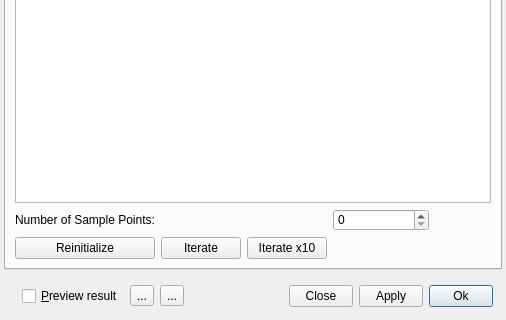
Old version of the form GUI/Qt/Windows/SpeedImageDialog.ui in the repository pyushkevich/itksnap; both pictures show x 0 to 506 and y 194 to 514 of the 506 by 514 pixel window.
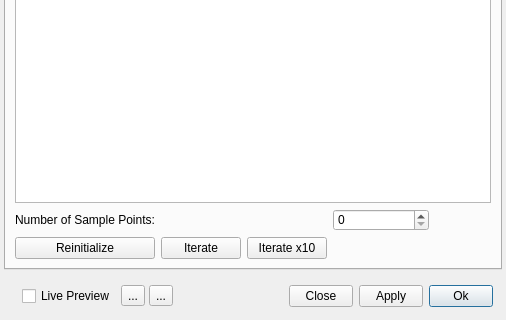
New version of the form. Icons and pictures are not drawn. Custom widgets are drawn as their Qt base class.

Commit message: Modified the event rebroadcast mechanism, moving it from a feature in AbstractModel to a standalone class Rebroadcaster. Also fixed some event-related bugs with speed image display. Added buttons to the preprocessing dialog to quickly switch between speed visualization modes.

The edit to the form file:
```diff
--- a/GUI/Qt/Windows/SpeedImageDialog.ui
+++ b/GUI/Qt/Windows/SpeedImageDialog.ui
@@ -610,7 +610,7 @@
          <item>
           <widget class="QCheckBox" name="chkPreview">
            <property name="text">
-            <string>&amp;Preview result</string>
+            <string>Live Preview</string>
            </property>
           </widget>
          </item>
@@ -618,21 +618,65 @@
        </widget>
       </item>
       <item>
-       <widget class="QToolButton" name="toolButton">
+       <widget class="QWidget" name="widget" native="true">
+        <layout class="QHBoxLayout" name="horizontalLayout_2">
+         <property name="spacing">
+          <number>4</number>
+         </property>
+         <property name="margin">
+          <number>0</number>
+         </property>
+         <item>
+          <widget class="QToolButton" name="btnSpeedBlue">
+           <property name="toolTip">
+            <string>&lt;html&gt;&lt;head/&gt;&lt;body&gt;&lt;p&gt;Display the speed image as a non-transparent image with negative values in blue and positive values in white.&lt;/p&gt;&lt;/body&gt;&lt;/html&gt;</string>
+           </property>
         <property name="text">
          <string>...</string>
         </property>
+           <property name="icon">
+            <iconset resource="../Resources/SNAPResources.qrc">
+             <normaloff>:/root/speed_bluegray.png</normaloff>:/root/speed_bluegray.png</iconset>
+           </property>
+           <property name="iconSize">
+            <size>
+             <width>16</width>
+             <height>16</height>
+            </size>
+           </property>
+           <property name="checkable">
+            <bool>true</bool>
+           </property>
        </widget>
       </item>
       <item>
-       <widget class="QToolButton" name="toolButton_2">
+          <widget class="QToolButton" name="btnSpeedOverlay">
+           <property name="toolTip">
+            <string>&lt;html&gt;&lt;head/&gt;&lt;body&gt;&lt;p&gt;Display the speed image as a semi-transparent overlay, with positive values in red, negative values transparent.&lt;/p&gt;&lt;/body&gt;&lt;/html&gt;</string>
+           </property>
         <property name="text">
          <string>...</string>
         </property>
-       </widget>
-      </item>
-      <item>
-       <widget class="QWidget" name="widget" native="true"/>
+           <property name="icon">
+            <iconset resource="../Resources/SNAPResources.qrc">
+             <normaloff>:/root/speed_redoverlay.png</normaloff>:/root/speed_redoverlay.png</iconset>
+           </property>
+           <property name="iconSize">
+            <size>
+             <width>16</width>
+             <height>16</height>
+            </size>
+           </property>
+           <property name="checkable">
+            <bool>true</bool>
+           </property>
+           <property name="checked">
+            <bool>false</bool>
+           </property>
+          </widget>
+         </item>
+        </layout>
+       </widget>
       </item>
       <item>
        <spacer name="horizontalSpacer">
```
Left out of the diff: 7 changed lines with no effect on the pictures. Lines whose indentation alone changed are shown as unchanged. The commit also changes 28 other files.
